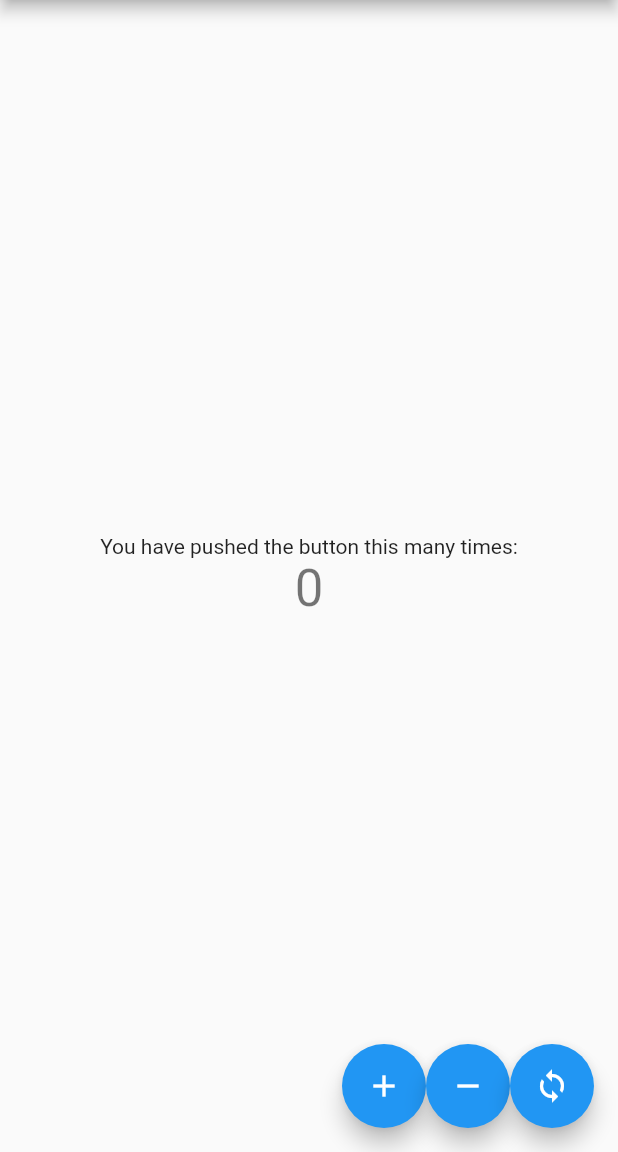
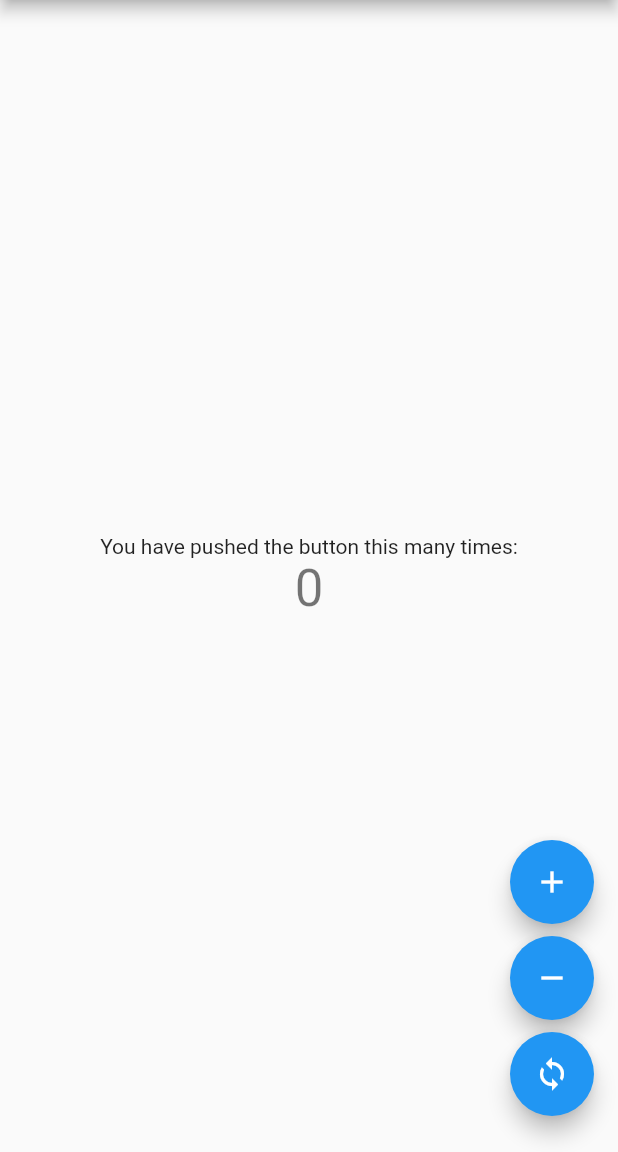
Before and after one commit to MaximianoEduardo/Flutter_BloC, a Flutter app: the screen it shows after launch, on a phone screen of 412 x 824 dp, the part 84-1236 px from its top. Run offline on Flutter 3.47's test engine with Material 2 defaults, Android fonts, the phone set to English and light mode, and no system bars.

Commit message:
:lipstick:  Arrumando UI

```diff
--- a/lib/main.dart
+++ b/lib/main.dart
@@ -102,10 +102,14 @@ class _MyHomePageState extends State<MyHomePage> {
           ],
         ),
       ),
-      floatingActionButton: Row(
+      floatingActionButton: Column(
         mainAxisAlignment: MainAxisAlignment.end,
         children: [
-          FloatingActionButton(
+          Padding(
+            padding: const EdgeInsets.only(
+              top: 8,
+            ),
+            child: FloatingActionButton(
               onPressed: () {
                 // No Clique do botão estamos passando dados
                 // para o sink
@@ -114,7 +118,10 @@ class _MyHomePageState extends State<MyHomePage> {
               tooltip: 'Increment',
               child: const Icon(Icons.add),
             ),
-          FloatingActionButton(
+          ),
+          Padding(
+            padding: const EdgeInsets.only(top: 8.0, bottom: 8.0),
+            child: FloatingActionButton(
               onPressed: () {
                 // No Clique do botão estamos passando dados
                 // para o sink
@@ -123,7 +130,10 @@ class _MyHomePageState extends State<MyHomePage> {
               tooltip: 'Decrement',
               child: const Icon(Icons.remove),
             ),
-          FloatingActionButton(
+          ),
+          Padding(
+            padding: const EdgeInsets.only(bottom: 8.0),
+            child: FloatingActionButton(
               onPressed: () {
                 // No Clique do botão estamos passando dados
                 // para o sink
@@ -132,6 +142,7 @@ class _MyHomePageState extends State<MyHomePage> {
               tooltip: 'Reset',
               child: const Icon(Icons.loop),
             ),
+          ),
         ],
       ), // This trailing comma makes auto-formatting nicer for build methods.
     );
```
Lines whose indentation alone changed are shown as unchanged.
